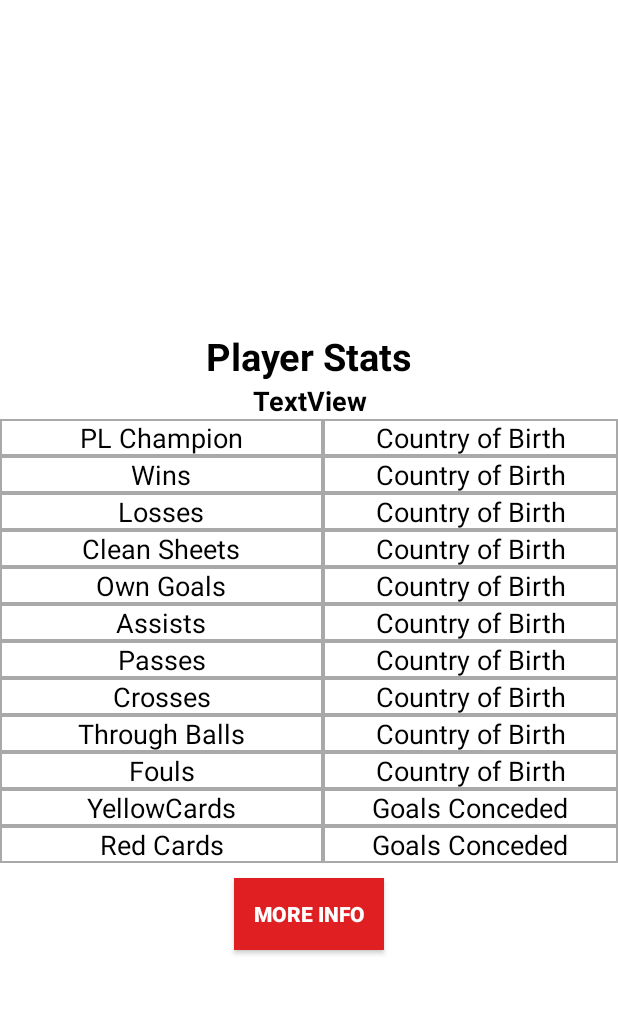
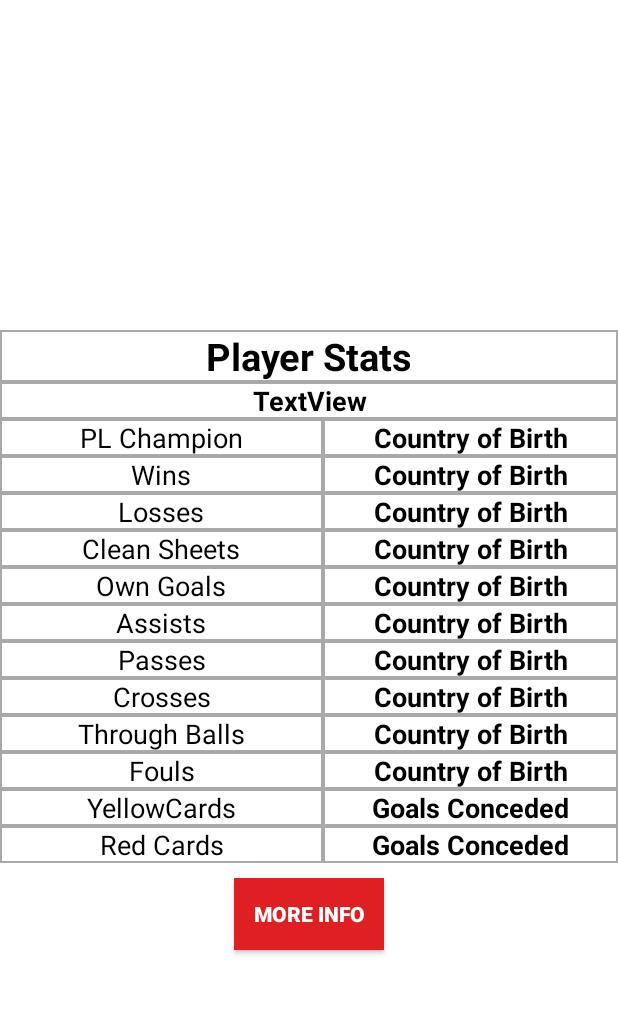
Before and after one commit to harshalk994/ManchesterUnitedTeamList, an Android app: the PlayerInfoActivity screen opened directly, with no data from a screen before it, on a phone screen of 412 x 824 dp, the part 81-1096 px from its top. Run offline under Robolectric (Android 15) with nearby library versions, the phone set to English and light mode, and no system bars; 15 statements that could not run were skipped.

Commit message:
version 5.0_All activities functionality completed_Try improvising GUI_try changing color of progress bar_Paul Pogba url fixed

```diff
--- a/app/src/main/res/layout/activity_player_info.xml
+++ b/app/src/main/res/layout/activity_player_info.xml
@@ -48,6 +48,7 @@
         android:text="TextView"
         android:textAlignment="center"
         android:textColor="#000000"
+        android:background="@drawable/back"
         android:textSize="18sp"
         android:textStyle="bold" />
 
@@ -61,7 +62,8 @@
         android:text="Goals Conceded"
         android:textAlignment="center"
         android:textColor="#000000"
-        android:textSize="18sp" />
+        android:textSize="18sp"
+        android:textStyle="bold" />
 
     <TextView
         android:id="@+id/textView48"
@@ -73,7 +75,8 @@
         android:text="Goals Conceded"
         android:textAlignment="center"
         android:textColor="#000000"
-        android:textSize="18sp" />
+        android:textSize="18sp"
+        android:textStyle="bold" />
 
     <TextView
         android:id="@+id/textView47"
@@ -107,7 +110,8 @@
         android:text="Country of Birth"
         android:textAlignment="center"
         android:textColor="#000000"
-        android:textSize="18sp" />
+        android:textSize="18sp"
+        android:textStyle="bold" />
 
     <TextView
         android:id="@+id/textView44"
@@ -119,7 +123,8 @@
         android:text="Country of Birth"
         android:textAlignment="center"
         android:textColor="#000000"
-        android:textSize="18sp" />
+        android:textSize="18sp"
+        android:textStyle="bold" />
 
     <TextView
         android:id="@+id/textView43"
@@ -131,7 +136,8 @@
         android:text="Country of Birth"
         android:textAlignment="center"
         android:textColor="#000000"
-        android:textSize="18sp" />
+        android:textSize="18sp"
+        android:textStyle="bold" />
 
     <TextView
         android:id="@+id/textView42"
@@ -143,7 +149,8 @@
         android:text="Country of Birth"
         android:textAlignment="center"
         android:textColor="#000000"
-        android:textSize="18sp" />
+        android:textSize="18sp"
+        android:textStyle="bold" />
 
     <TextView
         android:id="@+id/textView41"
@@ -155,7 +162,8 @@
         android:text="Country of Birth"
         android:textAlignment="center"
         android:textColor="#000000"
-        android:textSize="18sp" />
+        android:textSize="18sp"
+        android:textStyle="bold" />
 
     <TextView
         android:id="@+id/textView40"
@@ -167,7 +175,8 @@
         android:text="Country of Birth"
         android:textAlignment="center"
         android:textColor="#000000"
-        android:textSize="18sp" />
+        android:textSize="18sp"
+        android:textStyle="bold" />
 
     <TextView
         android:id="@+id/textView39"
@@ -179,7 +188,8 @@
         android:text="Country of Birth"
         android:textAlignment="center"
         android:textColor="#000000"
-        android:textSize="18sp" />
+        android:textSize="18sp"
+        android:textStyle="bold" />
 
     <TextView
         android:id="@+id/textView38"
@@ -191,7 +201,8 @@
         android:text="Country of Birth"
         android:textAlignment="center"
         android:textColor="#000000"
-        android:textSize="18sp" />
+        android:textSize="18sp"
+        android:textStyle="bold" />
 
     <TextView
         android:id="@+id/textView37"
@@ -203,7 +214,8 @@
         android:text="Country of Birth"
         android:textAlignment="center"
         android:textColor="#000000"
-        android:textSize="18sp" />
+        android:textSize="18sp"
+        android:textStyle="bold" />
 
     <TextView
         android:id="@+id/textView36"
@@ -215,7 +227,8 @@
         android:text="Country of Birth"
         android:textAlignment="center"
         android:textColor="#000000"
-        android:textSize="18sp" />
+        android:textSize="18sp"
+        android:textStyle="bold" />
 
     <TextView
         android:id="@+id/textView35"
@@ -342,6 +355,7 @@
         android:text="Player Stats"
         android:textAlignment="center"
         android:textColor="#000000"
+        android:background="@drawable/back"
         android:textSize="25sp"
         android:textStyle="bold" />
 
--- a/app/src/main/res/raw/player_data.xml
+++ b/app/src/main/res/raw/player_data.xml
@@ -126,7 +126,7 @@
     <fouls>3</fouls>
     <yc>5</yc>
     <rc>0</rc>
-    <weburl>manutd.com/en/players-and-staff/detail/paul-pogba</weburl>
+    <weburl>https://www.manutd.com/en/players-and-staff/detail/paul-pogba</weburl>
 </player>
 <player>
     <id>mctominay</id>
```
